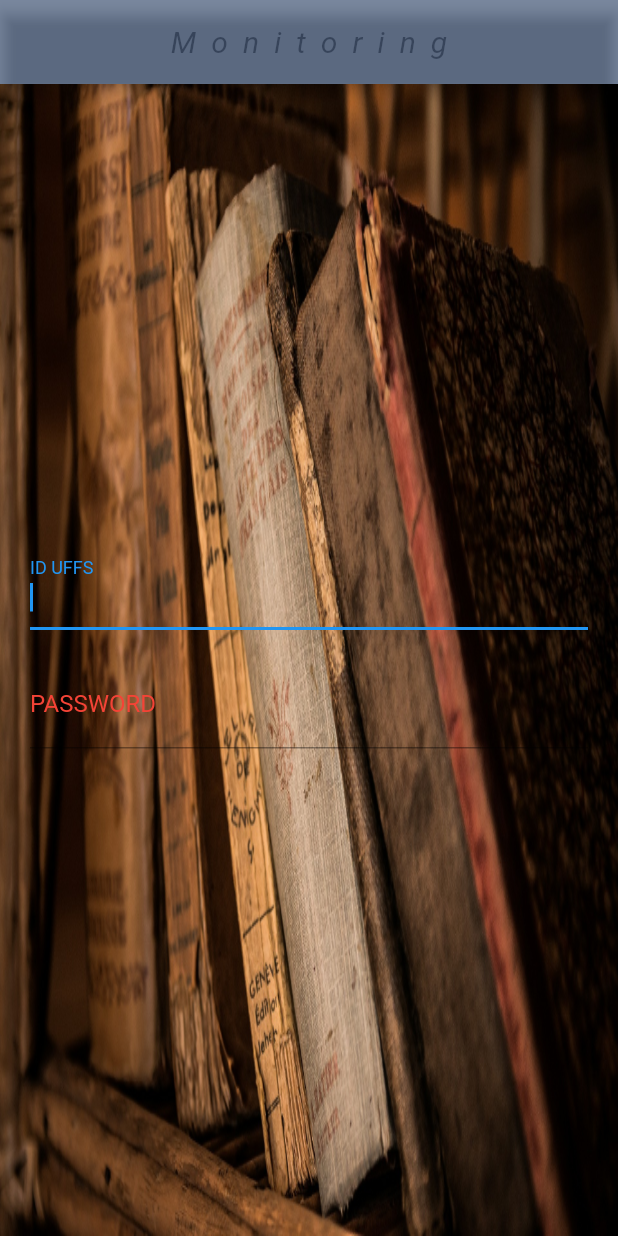
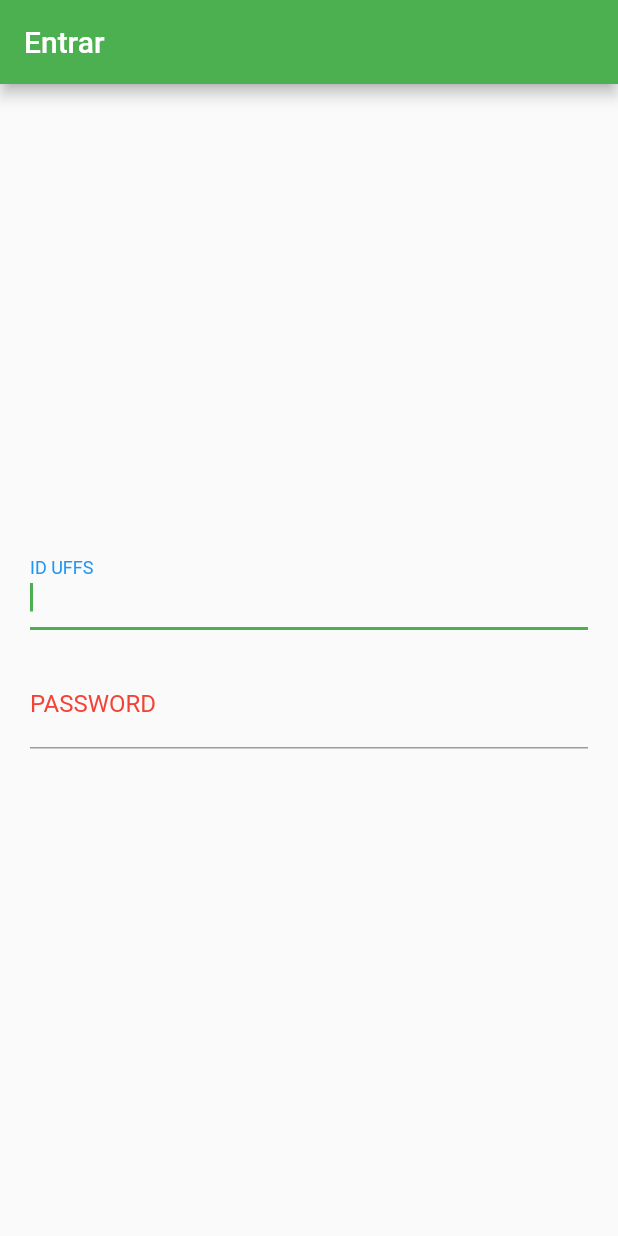
Before and after one commit to FronteiraTec/monitoria-voluntaria, a Flutter app: the screen it shows after launch, on a phone screen of 412 x 824 dp. Run offline on Flutter 3.47's test engine with Material 2 defaults, Android fonts, the phone set to English and light mode, and no system bars.

Commit message:
Pequenas mudanças na aparencia, separação de rotas, e estruturação de pastas

```diff
--- a/lib/main.dart
+++ b/lib/main.dart
@@ -1,6 +1,22 @@
 import 'package:flutter/material.dart';
-import 'package:monitoring/Login.dart';
+import './routes.dart';
 
-void main() => runApp(MaterialApp(
-  home: Login(),
-));
+void main() => runApp(MyApp());
+
+class MyApp extends StatelessWidget {
+  // This widget is the root of your application.
+  @override
+  Widget build(BuildContext context) {
+    return MaterialApp(
+      title: 'Flutter Demo',
+      //TODO: move theme to another file to keep main clean?
+      theme: ThemeData(
+          // fontFamily: "Lato",
+          primarySwatch: Colors.green,
+          accentColor: Colors.greenAccent),
+      //TODO: home should be placed in routes too?
+      // home: null,
+      routes: Routes.build(context: context),
+    );
+  }
+}
--- /dev/null
+++ b/lib/routes.dart
@@ -0,0 +1,18 @@
+import 'package:flutter/material.dart';
+import 'screens/Login/sign_in_screen.dart';
+//https://dart.dev/guides/language/effective-dart/style
+
+//Each screen has its own "routeName", we need to use it to call the screen
+//Each screen is registered in this file
+class Routes {
+  static Map<String, Widget Function(dynamic)> build({@required BuildContext context}){
+    //Place new routes here
+    return {
+    //  SignInScreen.routeName: (context) => new SignInScreen(),
+     "/": (context) => new SignInScreen(),
+     //Example.routeName: (context) => new Example(),
+     //Example.routeName: (context) => new Example(),
+    };
+  }
+
+}
--- /dev/null
+++ b/lib/screens/Login/sign_in_screen.dart
@@ -0,0 +1,76 @@
+import 'package:flutter/material.dart';
+import 'package:flutter/services.dart';
+
+class SignInScreen extends StatefulWidget {
+  static const String routeName = "/login";
+
+  @override
+  _SignInScreenState createState() => _SignInScreenState();
+}
+
+class _SignInScreenState extends State<SignInScreen> {
+  final focus = FocusNode();
+
+  TextEditingController _controllerId = TextEditingController();
+  TextEditingController _controllerPassword = TextEditingController();
+
+  @override
+  Widget build(BuildContext context) {
+    return Scaffold(
+        appBar: AppBar(
+          title: Text(
+            "Entrar",
+            style: TextStyle(
+              //Exemplo de como usar o tema
+              // color: Theme.of(context).primaryColorLight,
+              fontSize: 20,
+            ),
+          ),
+          backgroundColor: Theme.of(context).primaryColor,
+        ),
+        body: Container(
+          width: MediaQuery.of(context).size.width,
+          height: MediaQuery.of(context).size.height,
+          // decoration: BoxDecoration(
+          //     image: DecorationImage(
+          //         image: new AssetImage("assets/images/old-books.jpg"),
+          //         fit: BoxFit.fill), ),
+          child: Column(
+            children: <Widget>[
+              Padding(
+                padding: EdgeInsets.only(left: 20, right: 20),
+                child: TextField(
+                  textInputAction: TextInputAction.next,
+                  keyboardType: TextInputType.number,
+                  autofocus: true,
+                  decoration: InputDecoration(
+                      labelText: "ID UFFS",
+                      labelStyle: TextStyle(
+                          color: focus.hasFocus ? Colors.red : Colors.blue)),
+                  style: TextStyle(color: Colors.blueGrey),
+                  onSubmitted: (event) =>
+                      FocusScope.of(context).requestFocus(focus),
+                  controller: _controllerId,
+                ),
+              ),
+              Padding(
+                padding: EdgeInsets.all(20),
+                child: TextField(
+                  autocorrect: false,
+                  focusNode: focus,
+                  keyboardType: TextInputType.text,
+                  decoration: InputDecoration(
+                      labelText: "PASSWORD",
+                      labelStyle: TextStyle(
+                          color: focus.hasFocus ? Colors.blue : Colors.red)),
+                  style: TextStyle(color: Colors.blueGrey),
+                  controller: _controllerPassword,
+                ),
+              )
+            ],
+            crossAxisAlignment: CrossAxisAlignment.center,
+            mainAxisAlignment: MainAxisAlignment.center,
+          ),
+        ));
+  }
+}
--- a/pubspec.yaml
+++ b/pubspec.yaml
@@ -46,7 +46,7 @@ flutter:
   #  - images/a_dot_burr.jpeg
   #  - images/a_dot_ham.jpeg
   assets:
-    - images/old-books.jpg
+    - assets/images/old-books.jpg
   # An image asset can refer to one or more resolution-specific "variants", see
   # https://flutter.dev/assets-and-images/#resolution-aware.
 
```
Also changed, not shown: assets/images/old-books.jpg (renamed from images/old-books.jpg), 1 other file.
